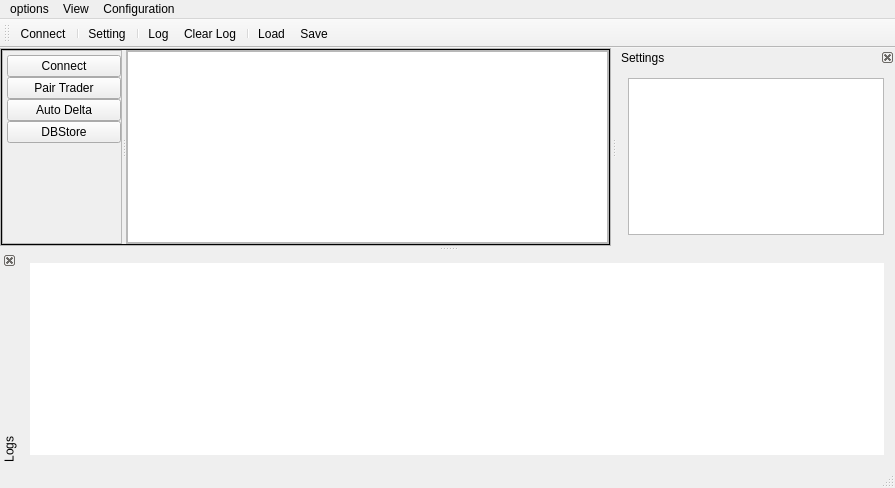
Above: IbTradeQt/MainSystem/ibtradesystemview.ui from CloseToAlgoTrading/IbTradeQtDev before the change. Below: the same form after it.
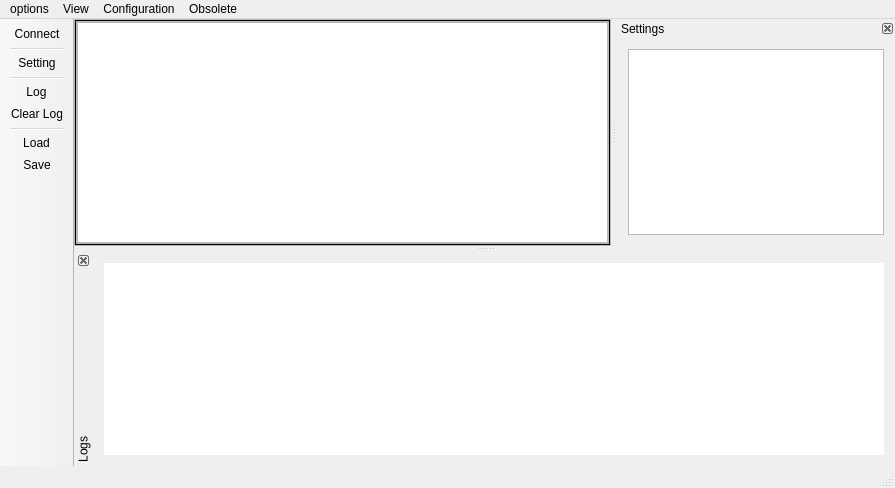
That is the form after the change. Icons and pictures are not drawn.

What changed in the file:
```diff
--- a/IbTradeQt/MainSystem/ibtradesystemview.ui
+++ b/IbTradeQt/MainSystem/ibtradesystemview.ui
@@ -66,104 +66,6 @@
           <property name="orientation">
            <enum>Qt::Horizontal</enum>
           </property>
-          <widget class="QFrame" name="frame_5">
-           <property name="sizePolicy">
-            <sizepolicy hsizetype="Fixed" vsizetype="Preferred">
-             <horstretch>0</horstretch>
-             <verstretch>0</verstretch>
-            </sizepolicy>
-           </property>
-           <property name="minimumSize">
-            <size>
-             <width>120</width>
-             <height>0</height>
-            </size>
-           </property>
-           <property name="maximumSize">
-            <size>
-             <width>120</width>
-             <height>16777215</height>
-            </size>
-           </property>
-           <property name="frameShape">
-            <enum>QFrame::StyledPanel</enum>
-           </property>
-           <property name="frameShadow">
-            <enum>QFrame::Raised</enum>
-           </property>
-           <layout class="QGridLayout" name="gridLayout_2" rowstretch="0">
-            <property name="sizeConstraint">
-             <enum>QLayout::SetDefaultConstraint</enum>
-            </property>
-            <property name="leftMargin">
-             <number>4</number>
-            </property>
-            <property name="topMargin">
-             <number>4</number>
-            </property>
-            <property name="rightMargin">
-             <number>0</number>
-            </property>
-            <property name="bottomMargin">
-             <number>0</number>
-            </property>
-            <item row="0" column="0" alignment="Qt::AlignTop">
-             <widget class="QFrame" name="frame_3">
-              <property name="frameShape">
-               <enum>QFrame::NoFrame</enum>
-              </property>
-              <property name="frameShadow">
-               <enum>QFrame::Raised</enum>
-              </property>
-              <layout class="QVBoxLayout" name="verticalLayout">
-               <property name="spacing">
-                <number>0</number>
-               </property>
-               <property name="leftMargin">
-                <number>0</number>
-               </property>
-               <property name="topMargin">
-                <number>0</number>
-               </property>
-               <property name="rightMargin">
-                <number>0</number>
-               </property>
-               <property name="bottomMargin">
-                <number>0</number>
-               </property>
-               <item>
-                <widget class="QPushButton" name="pushButton">
-                 <property name="text">
-                  <string>Connect</string>
-                 </property>
-                </widget>
-               </item>
-               <item>
-                <widget class="QPushButton" name="pushButtonPairTrader">
-                 <property name="text">
-                  <string>Pair Trader</string>
-                 </property>
-                </widget>
-               </item>
-               <item>
-                <widget class="QPushButton" name="autoDeltaButton">
-                 <property name="text">
-                  <string>Auto Delta</string>
-                 </property>
-                </widget>
-               </item>
-               <item>
-                <widget class="QPushButton" name="pushButtonDBStore">
-                 <property name="text">
-                  <string>DBStore</string>
-                 </property>
-                </widget>
-               </item>
-              </layout>
-             </widget>
-            </item>
-           </layout>
-          </widget>
           <widget class="QFrame" name="frame_4">
            <property name="frameShape">
             <enum>QFrame::StyledPanel</enum>
@@ -232,11 +134,23 @@
     <addaction name="actionLoad"/>
     <addaction name="actionSave"/>
    </widget>
+   <widget class="QMenu" name="menuObsolete">
+    <property name="title">
+     <string>Obsolete</string>
+    </property>
+    <addaction name="actionPair_Trader"/>
+    <addaction name="actionAuto_Delta"/>
+    <addaction name="actionDBStore"/>
+   </widget>
    <addaction name="menuclear_log"/>
    <addaction name="menuView"/>
    <addaction name="menuConfiguration"/>
+   <addaction name="menuObsolete"/>
   </widget>
   <widget class="QToolBar" name="mainToolBar">
+   <property name="movable">
+    <bool>false</bool>
+   </property>
    <property name="iconSize">
     <size>
      <width>16</width>
@@ -244,7 +158,7 @@
     </size>
    </property>
    <attribute name="toolBarArea">
-    <enum>TopToolBarArea</enum>
+    <enum>LeftToolBarArea</enum>
    </attribute>
    <attribute name="toolBarBreak">
     <bool>false</bool>
```
Left out of the diff: 33 changed lines with no effect on the pictures.
